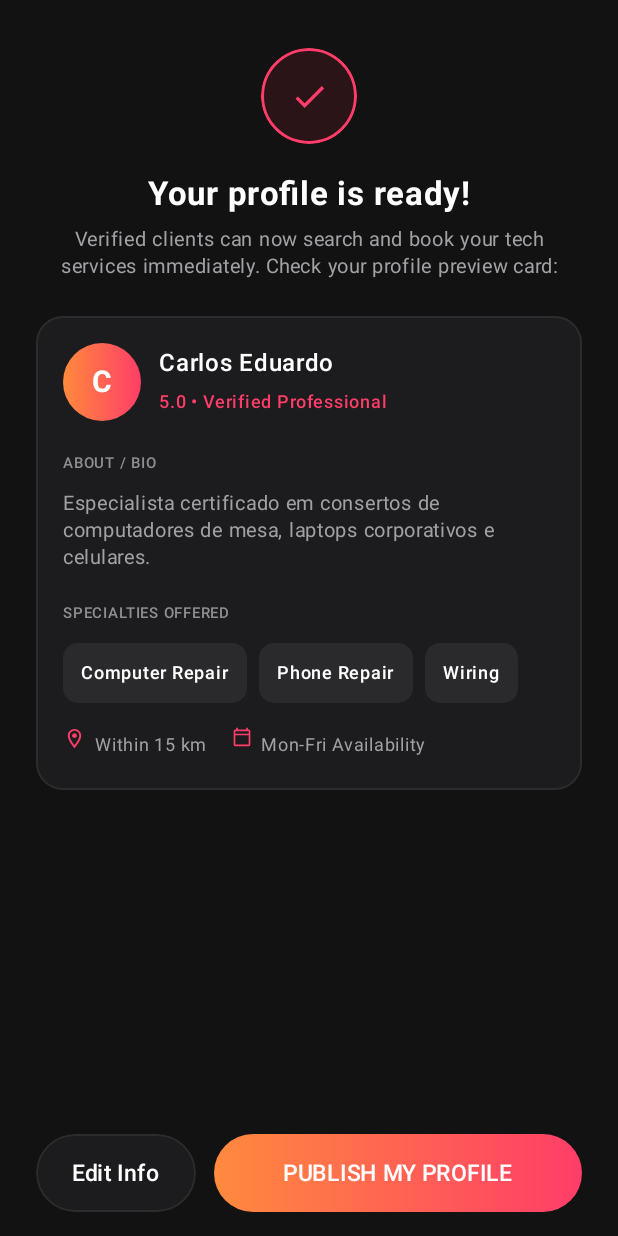
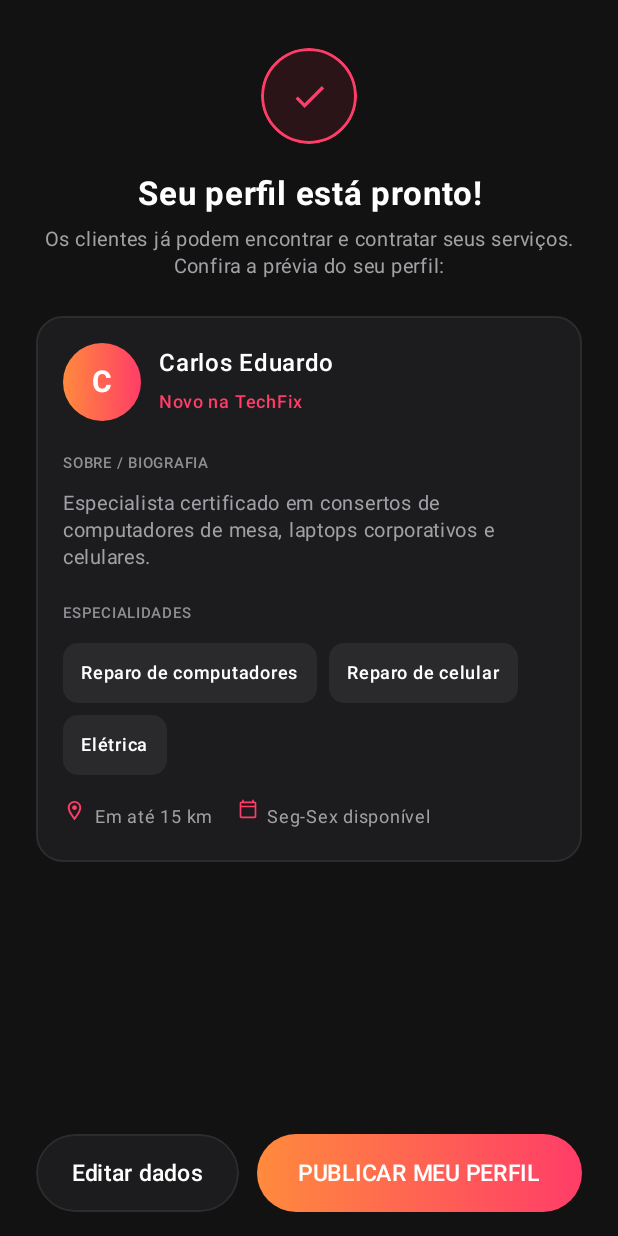
Before and after one commit to RafaelNunesCard/App-TechFix, an Android app built with Jetpack Compose: the @Preview function ProProfileReadyScreenPreview, on a phone screen of 412 x 824 dp. Run offline under Robolectric (Android 15) with nearby library versions, the phone set to English and light mode, and no system bars.

Commit message:
Translate ProProfileReadyScreen text to Portuguese

```diff
--- a/app/src/main/java/com/example/techfix/ui/onboarding/professional/ProProfileReadyScreen.kt
+++ b/app/src/main/java/com/example/techfix/ui/onboarding/professional/ProProfileReadyScreen.kt
@@ -50,7 +50,7 @@ fun ProProfileReadyScreen(
             Spacer(modifier = Modifier.height(20.dp))
 
             Text(
-                text = "Your profile is ready!",
+                text = "Seu perfil está pronto!",
                 color = TextPrimary,
                 fontSize = 22.sp,
                 fontWeight = FontWeight.Bold,
@@ -59,7 +59,7 @@ fun ProProfileReadyScreen(
             )
             Spacer(modifier = Modifier.height(8.dp))
             Text(
-                text = "Verified clients can now search and book your tech services immediately. Check your profile preview card:",
+                text = "Os clientes já podem encontrar e contratar seus serviços. Confira a prévia do seu perfil:",
                 color = TextSecondary,
                 fontSize = 13.sp,
                 lineHeight = 18.sp,
@@ -90,11 +90,11 @@ fun ProProfileReadyScreen(
                     border = BorderStroke(1.dp, CardBorderIdle)
                 ) {
                     Box(modifier = Modifier.padding(horizontal = 24.dp), contentAlignment = Alignment.Center) {
-                        Text(text = "Edit Info", color = TextPrimary, fontSize = 15.sp, fontWeight = FontWeight.Medium)
+                        Text(text = "Editar dados", color = TextPrimary, fontSize = 15.sp, fontWeight = FontWeight.Medium)
                     }
                 }
                 ProPrimaryButton(
-                    text = "PUBLISH MY PROFILE",
+                    text = "PUBLICAR MEU PERFIL",
                     showArrow = false,
                     modifier = Modifier.weight(1f),
                     onClick = onPublish
@@ -161,19 +161,19 @@ private fun ProfilePreviewCard(
                 Column {
                     Text(text = fullName, color = TextPrimary, fontSize = 16.sp, fontWeight = FontWeight.SemiBold)
                     Spacer(modifier = Modifier.height(2.dp))
-                    Text(text = "5.0 • Verified Professional", color = AccentEnd, fontSize = 12.sp, fontWeight = FontWeight.Medium)
+                    Text(text = "Novo na TechFix", color = AccentEnd, fontSize = 12.sp, fontWeight = FontWeight.Medium)
                 }
             }
 
             Spacer(modifier = Modifier.height(16.dp))
 
-            Text(text = "ABOUT / BIO", color = TextLabel, fontSize = 10.sp, fontWeight = FontWeight.SemiBold, letterSpacing = 0.5.sp)
+            Text(text = "SOBRE / BIOGRAFIA", color = TextLabel, fontSize = 10.sp, fontWeight = FontWeight.SemiBold, letterSpacing = 0.5.sp)
             Spacer(modifier = Modifier.height(6.dp))
             Text(text = bio, color = TextSecondary, fontSize = 13.sp, lineHeight = 18.sp)
 
             Spacer(modifier = Modifier.height(16.dp))
 
-            Text(text = "SPECIALTIES OFFERED", color = TextLabel, fontSize = 10.sp, fontWeight = FontWeight.SemiBold, letterSpacing = 0.5.sp)
+            Text(text = "ESPECIALIDADES", color = TextLabel, fontSize = 10.sp, fontWeight = FontWeight.SemiBold, letterSpacing = 0.5.sp)
             Spacer(modifier = Modifier.height(8.dp))
             FlowRow(horizontalArrangement = Arrangement.spacedBy(8.dp), verticalArrangement = Arrangement.spacedBy(8.dp)) {
                 specialties.forEach { specialty ->
@@ -193,7 +193,7 @@ private fun ProfilePreviewCard(
             Row {
                 Icon(imageVector = Icons.Outlined.LocationOn, contentDescription = null, tint = AccentEnd, modifier = Modifier.size(15.dp))
                 Spacer(modifier = Modifier.width(6.dp))
-                Text(text = "Within $serviceRadiusKm km", color = TextSecondary, fontSize = 12.sp)
+                Text(text = "Em até $serviceRadiusKm km", color = TextSecondary, fontSize = 12.sp)
                 Spacer(modifier = Modifier.width(16.dp))
                 Icon(imageVector = Icons.Outlined.CalendarToday, contentDescription = null, tint = AccentEnd, modifier = Modifier.size(13.dp))
                 Spacer(modifier = Modifier.width(6.dp))
@@ -210,9 +210,9 @@ private fun ProProfileReadyScreenPreview() {
         ProProfileReadyScreen(
             fullName = "Carlos Eduardo",
             bio = "Especialista certificado em consertos de computadores de mesa, laptops corporativos e celulares.",
-            specialties = listOf("Computer Repair", "Phone Repair", "Wiring"),
+            specialties = listOf("Reparo de computadores", "Reparo de celular", "Elétrica"),
             serviceRadiusKm = 15,
-            availabilityLabel = "Mon-Fri Availability",
+            availabilityLabel = "Seg-Sex disponível",
             onEditInfo = {},
             onPublish = {}
         )
```
